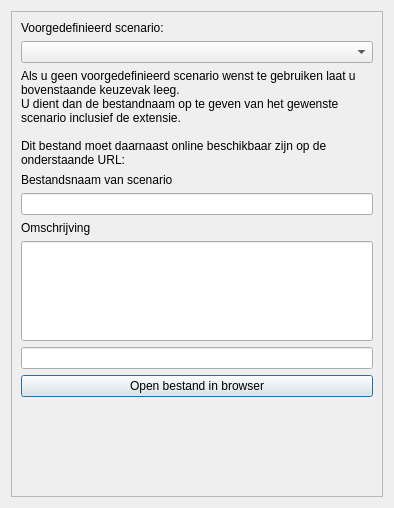
Above: qgis_project/objecten/ui/scenario.ui from OIV-NL-QGIS/QGIS_project before the change. Below: the same form after it.
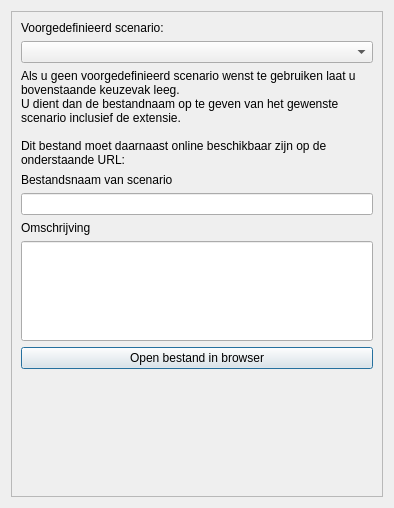
That is the form after the change.

Diff of the .ui file:
```diff
--- a/qgis_project/objecten/ui/scenario.ui
+++ b/qgis_project/objecten/ui/scenario.ui
@@ -79,13 +79,6 @@
          </property>
         </widget>
        </item>
-       <item>
-        <widget class="QLineEdit" name="file_url">
-         <property name="readOnly">
-          <bool>true</bool>
-         </property>
-        </widget>
-       </item>
        <item>
         <widget class="QPushButton" name="pushButton">
          <property name="text">
```
